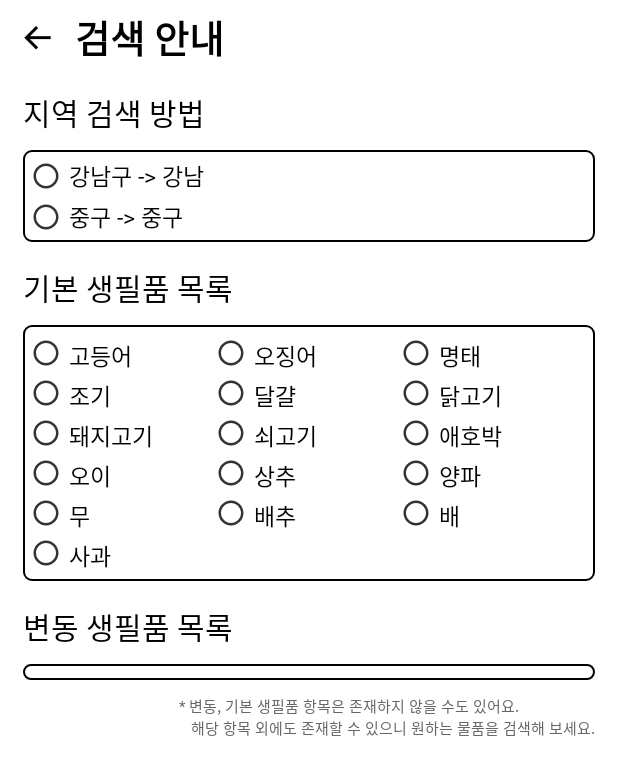
After one commit to koSim97/mulgaTalkTalk_public, an Android app: the HelpFragment screen opened through its navigation route, on a phone screen of 412 x 824 dp. The commit adds this screen. Shown: the top 775 px of the screen. Run offline under Robolectric (Android 15) with nearby library versions, the phone set to English and light mode, and no system bars; our stand-ins replace Dagger/Hilt's generated code, Firebase (no records; nobody signed in at launch, a user with empty details on screens opened directly), data binding, navigation-ui; network calls fail; 1 statement that could not run was skipped.

Commit message:
[SIM] 검색안내 페이지 추가 및 ui 수정

```diff
--- /dev/null
+++ b/app/src/main/java/com/kosim97/mulgaTalkTalk/data/local/model/HelpData.kt
@@ -0,0 +1,5 @@
+package com.kosim97.mulgaTalkTalk.data.local.model
+
+data class HelpData(
+    val region: String
+)
--- a/app/src/main/java/com/kosim97/mulgaTalkTalk/ui/common/LoadingDialog.kt
+++ b/app/src/main/java/com/kosim97/mulgaTalkTalk/ui/common/LoadingDialog.kt
@@ -34,7 +34,7 @@ class LoadingDialog(
             window!!.clearFlags(WindowManager.LayoutParams.FLAG_DIM_BEHIND)
             window!!.attributes = wlp
         }
-
+        this.setCancelable(false)
         super.show()
         val animation = findViewById<LottieAnimationView>(R.id.loading_image)
         animation.playAnimation()
--- /dev/null
+++ b/app/src/main/java/com/kosim97/mulgaTalkTalk/ui/help/HelpDefaultAdapter.kt
@@ -0,0 +1,57 @@
+package com.kosim97.mulgaTalkTalk.ui.help
+
+import android.view.LayoutInflater
+import android.view.ViewGroup
+import androidx.databinding.BindingAdapter
+import androidx.recyclerview.widget.DiffUtil
+import androidx.recyclerview.widget.RecyclerView
+import com.kosim97.mulgaTalkTalk.data.local.model.HelpData
+import com.kosim97.mulgaTalkTalk.databinding.HelpListItemBinding
+
+class HelpAdapter: androidx.recyclerview.widget.ListAdapter<HelpData, HelpAdapter.HelpViewHolder>(diffUtil) {
+
+    inner class HelpViewHolder(private val binding: HelpListItemBinding) :
+        RecyclerView.ViewHolder(binding.root) {
+            fun bind(currentItem: HelpData) {
+                binding.data = currentItem
+            }
+    }
+
+    override fun onCreateViewHolder(parent: ViewGroup, viewType: Int): HelpViewHolder {
+        val binding = HelpListItemBinding.inflate(LayoutInflater.from(parent.context), parent, false)
+        return HelpViewHolder(binding)
+    }
+
+    override fun onBindViewHolder(holder: HelpViewHolder, position: Int) {
+        holder.bind(getItem(position))
+    }
+
+    override fun submitList(list: MutableList<HelpData>?) {
+        super.submitList(list)
+    }
+
+    companion object {
+        val diffUtil = object : DiffUtil.ItemCallback<HelpData>(){
+            override fun areItemsTheSame(oldItem: HelpData, newItem: HelpData): Boolean {
+                return oldItem == newItem
+            }
+
+            override fun areContentsTheSame(oldItem: HelpData, newItem: HelpData): Boolean {
+                return oldItem.hashCode() == newItem.hashCode()
+            }
+        }
+    }
+}
+
+object HelpBindingAdapter {
+    @BindingAdapter("helpItem")
+    @JvmStatic
+    fun setHelpItem(recyclerView: RecyclerView, item: ArrayList<HelpData>) {
+        if (recyclerView.adapter == null) {
+            recyclerView.adapter = HelpAdapter()
+        }
+
+        val myAdapter = recyclerView.adapter as HelpAdapter
+        myAdapter.submitList(item.toMutableList())
+    }
+}
--- /dev/null
+++ b/app/src/main/java/com/kosim97/mulgaTalkTalk/ui/help/HelpFragment.kt
@@ -0,0 +1,83 @@
+package com.kosim97.mulgaTalkTalk.ui.help
+
+import android.os.Bundle
+import android.view.LayoutInflater
+import android.view.View
+import android.view.ViewGroup
+import androidx.fragment.app.Fragment
+import androidx.fragment.app.viewModels
+import androidx.lifecycle.Lifecycle
+import androidx.lifecycle.lifecycleScope
+import androidx.lifecycle.repeatOnLifecycle
+import androidx.navigation.fragment.findNavController
+import com.kosim97.mulgaTalkTalk.data.local.model.HelpData
+
+import com.kosim97.mulgaTalkTalk.databinding.FragmentHelpBinding
+import com.kosim97.mulgaTalkTalk.util.NavigationUtil
+import dagger.hilt.android.AndroidEntryPoint
+import kotlinx.coroutines.flow.collectLatest
+import kotlinx.coroutines.launch
+
+@AndroidEntryPoint
+class HelpFragment : Fragment() {
+    private lateinit var helpBinding: FragmentHelpBinding
+    private val helpViewModel : HelpViewModel by viewModels()
+    private lateinit var helpRotateAdapter: HelpRotateAdapter
+
+    override fun onCreateView(
+        inflater: LayoutInflater,
+        container: ViewGroup?,
+        savedInstanceState: Bundle?
+    ): View? {
+        initView()
+        FragmentHelpBinding.inflate(inflater).also {
+            helpBinding = it
+            it.lifecycleOwner = viewLifecycleOwner
+            it.viewModel = helpViewModel
+            return it.root
+        }
+
+    }
+
+    override fun onViewCreated(view: View, savedInstanceState: Bundle?) {
+        super.onViewCreated(view, savedInstanceState)
+        (requireActivity() as NavigationUtil).visibleNav(false)
+        initObserver()
+    }
+
+    override fun onDestroyView() {
+        super.onDestroyView()
+        (requireActivity() as NavigationUtil).visibleNav(true)
+
+    }
+
+    private fun initView() {
+        helpViewModel.getFirebaseHelpItem()
+        helpViewModel.initProductList()
+        helpRotateAdapter = HelpRotateAdapter()
+    }
+
+    private fun initObserver() {
+        viewLifecycleOwner.lifecycleScope.launch {
+            repeatOnLifecycle(Lifecycle.State.STARTED) {
+                helpViewModel.backBtn.collectLatest {
+                    if (it) {
+                        findNavController().popBackStack()
+                    }
+                }
+            }
+        }
+        viewLifecycleOwner.lifecycleScope.launch {
+            repeatOnLifecycle(Lifecycle.State.STARTED) {
+                helpViewModel.rotateItem.collectLatest {
+                    setItem(it)
+                }
+            }
+        }
+    }
+
+    private fun setItem(item: List<HelpData>) {
+        helpBinding.productHelpRotateRv.adapter = helpRotateAdapter
+        helpRotateAdapter.submitList(item.toMutableList())
+    }
+}
--- /dev/null
+++ b/app/src/main/java/com/kosim97/mulgaTalkTalk/ui/help/HelpRotateAdapter.kt
@@ -0,0 +1,45 @@
+package com.kosim97.mulgaTalkTalk.ui.help
+
+import android.view.LayoutInflater
+import android.view.ViewGroup
+import androidx.databinding.BindingAdapter
+import androidx.recyclerview.widget.DiffUtil
+import androidx.recyclerview.widget.ListAdapter
+import androidx.recyclerview.widget.RecyclerView
+import com.kosim97.mulgaTalkTalk.data.local.model.HelpData
+import com.kosim97.mulgaTalkTalk.databinding.HelpListItemBinding
+
+class HelpRotateAdapter: ListAdapter<HelpData, HelpRotateAdapter.HelpRotateViewHolder>(diffUtil) {
+    inner class HelpRotateViewHolder(private val binding: HelpListItemBinding):
+        RecyclerView.ViewHolder(binding.root) {
+        fun bind(currentItem: HelpData) {
+            binding.data = currentItem
+        }
+    }
+
+    override fun onCreateViewHolder(parent: ViewGroup, viewType: Int): HelpRotateViewHolder {
+        val binding = HelpListItemBinding.inflate(LayoutInflater.from(parent.context), parent, false)
+        return HelpRotateViewHolder(binding)
+    }
+
+    override fun onBindViewHolder(holder: HelpRotateViewHolder, position: Int) {
+        holder.bind(getItem(position))
+    }
+
+    override fun submitList(list: MutableList<HelpData>?) {
+        super.submitList(list)
+    }
+
+    companion object {
+        val diffUtil = object : DiffUtil.ItemCallback<HelpData>(){
+            override fun areItemsTheSame(oldItem: HelpData, newItem: HelpData): Boolean {
+                return oldItem == newItem
+            }
+
+            override fun areContentsTheSame(oldItem: HelpData, newItem: HelpData): Boolean {
+                return oldItem.hashCode() == newItem.hashCode()
+            }
+
+        }
+    }
+}
--- /dev/null
+++ b/app/src/main/java/com/kosim97/mulgaTalkTalk/ui/help/HelpViewModel.kt
@@ -0,0 +1,66 @@
+package com.kosim97.mulgaTalkTalk.ui.help
+
+import android.app.Application
+import android.util.Log
+import androidx.lifecycle.ViewModel
+import androidx.lifecycle.viewModelScope
+import com.google.firebase.database.DataSnapshot
+import com.google.firebase.database.DatabaseError
+import com.google.firebase.database.ValueEventListener
+import com.google.firebase.database.ktx.database
+import com.google.firebase.ktx.Firebase
+import com.kosim97.mulgaTalkTalk.R
+import com.kosim97.mulgaTalkTalk.data.local.model.HelpData
+import dagger.hilt.android.lifecycle.HiltViewModel
+import kotlinx.coroutines.Dispatchers
+import kotlinx.coroutines.flow.MutableSharedFlow
+import kotlinx.coroutines.flow.SharedFlow
+import kotlinx.coroutines.launch
+import javax.inject.Inject
+
+@HiltViewModel
+class HelpViewModel @Inject constructor(
+    val app: Application
+): ViewModel() {
+    val productList = ArrayList<HelpData>()
+    val rotateItemList = ArrayList<HelpData>()
+    private val _backBtn = MutableSharedFlow<Boolean>(replay = 0)
+    val backBtn: SharedFlow<Boolean>
+        get() = _backBtn
+    private val _rotateItem = MutableSharedFlow<List<HelpData>>(replay = 0)
+    val rotateItem: SharedFlow<List<HelpData>>
+        get() = _rotateItem
+
+    fun initProductList() {
+        productList.clear()
+        app.resources.getStringArray(R.array.product_array).forEach {
+            productList.add(HelpData(it))
+        }
+    }
+
+    fun clickBackBtn() {
+        viewModelScope.launch {
+            _backBtn.emit(true)
+        }
+    }
+
+    fun getFirebaseHelpItem() {
+        val database = Firebase.database
+        val myRef = database.getReference("rotate_info")
+        myRef.addValueEventListener(object : ValueEventListener {
+            override fun onDataChange(snapshot: DataSnapshot) {
+                snapshot.children.forEach {
+                    Log.d("test","123 ${it.value}")
+                    rotateItemList.add(HelpData(it.value.toString()))
+                    viewModelScope.launch(Dispatchers.IO) {
+                        _rotateItem.emit(rotateItemList)
+                    }
+                }
+            }
+
+            override fun onCancelled(error: DatabaseError) {
+                Log.d("test","fail")
+            }
+        })
+    }
+}
--- a/app/src/main/java/com/kosim97/mulgaTalkTalk/ui/home/HomeFragment.kt
+++ b/app/src/main/java/com/kosim97/mulgaTalkTalk/ui/home/HomeFragment.kt
@@ -47,8 +47,8 @@ class HomeFragment : Fragment() {
 
     override fun onViewCreated(view: View, savedInstanceState: Bundle?) {
         super.onViewCreated(view, savedInstanceState)
+        initObserver()
         initView()
-        initObserver()
     }
 
     override fun onResume() {
--- a/app/src/main/java/com/kosim97/mulgaTalkTalk/ui/home/chart/MonthChartFragment.kt
+++ b/app/src/main/java/com/kosim97/mulgaTalkTalk/ui/home/chart/MonthChartFragment.kt
@@ -146,8 +146,9 @@ class MonthChartFragment : Fragment() {
         viewLifecycleOwner.lifecycleScope.launch(Dispatchers.Main) {
             repeatOnLifecycle(Lifecycle.State.STARTED) {
                 chartViewModel.backBtn.collectLatest {
-
-                    findNavController().popBackStack()
+                    if (it) {
+                        findNavController().popBackStack()
+                    }
                 }
             }
         }
--- a/app/src/main/java/com/kosim97/mulgaTalkTalk/ui/search/SearchFragment.kt
+++ b/app/src/main/java/com/kosim97/mulgaTalkTalk/ui/search/SearchFragment.kt
@@ -14,6 +14,7 @@ import androidx.fragment.app.viewModels
 import androidx.lifecycle.Lifecycle
 import androidx.lifecycle.lifecycleScope
 import androidx.lifecycle.repeatOnLifecycle
+import androidx.navigation.fragment.findNavController
 import androidx.paging.LoadState
 import androidx.recyclerview.widget.DividerItemDecoration
 import androidx.recyclerview.widget.LinearLayoutManager
@@ -59,6 +60,9 @@ class SearchFragment : Fragment() {
         searchBinding.searchRv.also {
             it.adapter = searchAdapter
         }
+        searchBinding.helpBtn.setOnClickListener {
+            findNavController().navigate(R.id.action_navigation_search_to_helpFragment)
+        }
     }
 
     private fun initObserver() {
@@ -100,7 +104,7 @@ class SearchFragment : Fragment() {
                     if (it) {
                         Toast.makeText(mContext, "저장되었어요.", Toast.LENGTH_SHORT).show()
                     } else {
-                        Toast.makeText(mContext, "존재하는 즐겨찾기에요.", Toast.LENGTH_SHORT).show()
+                        Toast.makeText(mContext, "이미 있는 즐겨찾기에요.", Toast.LENGTH_SHORT).show()
                     }
                 }
             }
--- /dev/null
+++ b/app/src/main/res/drawable-anydpi/ic_dot.xml
@@ -0,0 +1,11 @@
+<vector xmlns:android="http://schemas.android.com/apk/res/android"
+    android:width="24dp"
+    android:height="24dp"
+    android:viewportWidth="24"
+    android:viewportHeight="24"
+    android:tint="#000000"
+    android:alpha="0.8">
+  <path
+      android:fillColor="@android:color/white"
+      android:pathData="M12,2C6.47,2 2,6.47 2,12s4.47,10 10,10 10,-4.47 10,-10S17.53,2 12,2zM12,20c-4.41,0 -8,-3.59 -8,-8s3.59,-8 8,-8 8,3.59 8,8 -3.59,8 -8,8z"/>
+</vector>
--- a/app/src/main/res/drawable/home_itme_shape.xml
+++ b/app/src/main/res/drawable/home_itme_shape.xml
@@ -2,5 +2,5 @@
 <shape xmlns:android="http://schemas.android.com/apk/res/android">
     <solid android:color="@color/white" />
     <stroke android:color="@color/black" android:width="1dp"/>
-    <corners android:radius="10dp"/>
+    <corners android:radius="5dp"/>
 </shape>
--- /dev/null
+++ b/app/src/main/res/layout/fragment_help.xml
@@ -0,0 +1,183 @@
+<?xml version="1.0" encoding="utf-8"?>
+
+<layout xmlns:android="http://schemas.android.com/apk/res/android"
+    xmlns:app="http://schemas.android.com/apk/res-auto"
+    xmlns:tools="http://schemas.android.com/tools">
+
+    <data>
+        <variable
+            name="viewModel"
+            type="com.kosim97.mulgaTalkTalk.ui.help.HelpViewModel" />
+    </data>
+
+    <androidx.constraintlayout.widget.ConstraintLayout
+        android:layout_width="match_parent"
+        android:layout_height="match_parent">
+
+        <Button
+            android:id="@+id/button"
+            android:layout_width="50dp"
+            android:layout_height="50dp"
+            android:background="@drawable/cm_btn_title_back_n"
+            android:onClick="@{() -> viewModel.clickBackBtn()}"
+            app:layout_constraintStart_toStartOf="parent"
+            app:layout_constraintTop_toTopOf="parent" />
+
+        <TextView
+            android:id="@+id/title_tv"
+            android:layout_width="wrap_content"
+            android:layout_height="50dp"
+            android:textSize="25dp"
+            android:text="검색 안내"
+            android:textColor="@color/black"
+            android:fontFamily="@font/roboto_bold"
+            android:gravity="center"
+            app:layout_constraintStart_toEndOf="@+id/button"
+            app:layout_constraintTop_toTopOf="parent" />
+
+        <TextView
+            android:id="@+id/region_help"
+            android:layout_width="wrap_content"
+            android:layout_height="wrap_content"
+            android:layout_marginTop="10dp"
+            android:layout_marginStart="15dp"
+            android:fontFamily="@font/roboto_medium"
+            android:text="지역 검색 방법"
+            android:textColor="@color/black"
+            android:textSize="20dp"
+            app:layout_constraintStart_toStartOf="parent"
+            app:layout_constraintTop_toBottomOf="@+id/title_tv" />
+
+        <androidx.constraintlayout.widget.ConstraintLayout
+            android:id="@+id/region_help_layout"
+            android:layout_width="match_parent"
+            android:layout_height="0dp"
+            android:layout_marginStart="15dp"
+            android:layout_marginTop="10dp"
+            android:layout_marginEnd="15dp"
+            android:paddingBottom="5dp"
+            android:background="@drawable/home_itme_shape"
+            app:layout_constraintStart_toStartOf="parent"
+            app:layout_constraintTop_toBottomOf="@+id/region_help">
+
+            <ImageView
+                android:id="@+id/region_dot1"
+                android:layout_width="20dp"
+                android:layout_height="20dp"
+                android:layout_marginStart="5dp"
+                android:layout_marginTop="5dp"
+                android:background="@drawable/ic_dot"
+                app:layout_constraintBottom_toBottomOf="@+id/region_help_text1"
+                app:layout_constraintStart_toStartOf="parent"
+                app:layout_constraintTop_toTopOf="parent" />
+
+            <TextView
+                android:id="@+id/region_help_text1"
+                android:layout_width="wrap_content"
+                android:layout_height="0dp"
+                android:layout_marginTop="5dp"
+                android:layout_marginStart="5dp"
+                android:fontFamily="@font/roboto_regular"
+                android:text="@string/help_region_example1"
+                android:textColor="@color/black"
+                android:textSize="15dp"
+                app:layout_constraintStart_toEndOf="@+id/region_dot1"
+                app:layout_constraintTop_toTopOf="parent" />
+
+            <ImageView
+                android:id="@+id/region_dot2"
+                android:layout_width="20dp"
+                android:layout_height="20dp"
+                android:layout_marginStart="5dp"
+                android:layout_marginTop="5dp"
+                android:background="@drawable/ic_dot"
+                app:layout_constraintBottom_toBottomOf="@+id/region_help_text2"
+                app:layout_constraintStart_toStartOf="parent"
+                app:layout_constraintTop_toBottomOf="@+id/region_dot1" />
+
+            <TextView
+                android:id="@+id/region_help_text2"
+                android:layout_width="wrap_content"
+                android:layout_height="0dp"
+                android:layout_marginStart="5dp"
+                android:layout_marginTop="5dp"
+                android:fontFamily="@font/roboto_regular"
+                android:text="@string/help_region_example2"
+                android:textColor="@color/black"
+                android:textSize="15dp"
+                app:layout_constraintStart_toEndOf="@+id/region_dot2"
+                app:layout_constraintTop_toBottomOf="@+id/region_dot1" />
+
+        </androidx.constraintlayout.widget.ConstraintLayout>
+
+
+
+        <TextView
+            android:id="@+id/product_help_default"
+            android:layout_width="wrap_content"
+            android:layout_height="wrap_content"
+            android:layout_marginTop="15dp"
+            android:layout_marginStart="15dp"
+            android:fontFamily="@font/roboto_medium"
+            android:text="기본 생필품 목록"
+            android:textColor="@color/black"
+            android:textSize="20dp"
+            app:layout_constraintStart_toStartOf="parent"
+            app:layout_constraintTop_toBottomOf="@+id/region_help_layout" />
+
+        <androidx.recyclerview.widget.RecyclerView
+            android:id="@+id/product_help_default_rv"
+            android:layout_width="match_parent"
+            android:layout_height="wrap_content"
+            android:layout_marginTop="10dp"
+            android:layout_marginStart="15dp"
+            android:layout_marginEnd="15dp"
+            android:padding="5dp"
+            android:background="@drawable/home_itme_shape"
+            helpItem="@{viewModel.productList}"
+            app:layoutManager="androidx.recyclerview.widget.GridLayoutManager"
+            app:spanCount="3"
+            app:layout_constraintStart_toStartOf="parent"
+            app:layout_constraintTop_toBottomOf="@+id/product_help_default"/>
+
+        <TextView
+            android:id="@+id/product_help_rotate"
+            android:layout_width="wrap_content"
+            android:layout_height="wrap_content"
+            android:layout_marginTop="15dp"
+            android:layout_marginStart="15dp"
+            android:fontFamily="@font/roboto_medium"
+            android:text="변동 생필품 목록"
+            android:textColor="@color/black"
+            android:textSize="20dp"
+            app:layout_constraintStart_toStartOf="parent"
+            app:layout_constraintTop_toBottomOf="@+id/product_help_default_rv" />
+
+        <androidx.recyclerview.widget.RecyclerView
+            android:id="@+id/product_help_rotate_rv"
+            android:layout_width="match_parent"
+            android:layout_height="wrap_content"
+            android:layout_marginTop="10dp"
+            android:layout_marginStart="15dp"
+            android:layout_marginEnd="15dp"
+            android:padding="5dp"
+            android:background="@drawable/home_itme_shape"
+            app:layoutManager="androidx.recyclerview.widget.GridLayoutManager"
+            app:spanCount="3"
+            app:layout_constraintStart_toStartOf="parent"
+            app:layout_constraintTop_toBottomOf="@+id/product_help_rotate"/>
+
+        <TextView
+            android:layout_width="wrap_content"
+            android:layout_height="wrap_content"
+            android:layout_marginTop="10dp"
+            android:layout_marginEnd="15dp"
+            android:fontFamily="@font/roboto_regular"
+            android:text="* 변동, 기본 생필품 항목은 존재하지 않을 수도 있어요.\n   해당 항목 외에도 존재할 수 있으니 원하는 물품을 검색해 보세요."
+            android:textColor="#666666"
+            android:textSize="10dp"
+            app:layout_constraintEnd_toEndOf="parent"
+            app:layout_constraintTop_toBottomOf="@+id/product_help_rotate_rv" />
+
+    </androidx.constraintlayout.widget.ConstraintLayout>
+</layout>
--- /dev/null
+++ b/app/src/main/res/layout/help_list_item.xml
@@ -0,0 +1,37 @@
+<?xml version="1.0" encoding="utf-8"?>
+<layout xmlns:android="http://schemas.android.com/apk/res/android"
+    xmlns:app="http://schemas.android.com/apk/res-auto"
+    xmlns:tools="http://schemas.android.com/tools">
+    <data>
+        <variable
+            name="data"
+            type="com.kosim97.mulgaTalkTalk.data.local.model.HelpData" />
+    </data>
+
+    <androidx.constraintlayout.widget.ConstraintLayout
+        android:layout_width="wrap_content"
+        android:layout_height="wrap_content"
+        android:layout_marginTop="3dp">
+
+        <ImageView
+            android:id="@+id/imageView2"
+            android:layout_width="20dp"
+            android:layout_height="20dp"
+            android:background="@drawable/ic_dot"
+            app:layout_constraintStart_toStartOf="parent"
+            app:layout_constraintTop_toTopOf="parent" />
+
+        <TextView
+            android:layout_width="wrap_content"
+            android:layout_height="wrap_content"
+            android:layout_marginStart="5dp"
+            android:fontFamily="@font/roboto_regular"
+            android:text="@{data.region}"
+            android:textColor="@color/black"
+            android:textSize="15dp"
+            app:layout_constraintStart_toEndOf="@+id/imageView2"
+            app:layout_constraintTop_toTopOf="parent"
+            tools:text="adsadas" />
+
+    </androidx.constraintlayout.widget.ConstraintLayout>
+</layout>
--- a/app/src/main/res/navigation/nav_graph.xml
+++ b/app/src/main/res/navigation/nav_graph.xml
@@ -29,9 +29,17 @@
         android:id="@+id/navigation_search"
         android:name="com.kosim97.mulgaTalkTalk.ui.search.SearchFragment"
         android:label="fragment_search"
-        tools:layout="@layout/fragment_search" />
+        tools:layout="@layout/fragment_search" >
+        <action
+            android:id="@+id/action_navigation_search_to_helpFragment"
+            app:destination="@id/helpFragment" />
+    </fragment>
     <fragment
         android:id="@+id/monthChartFragment"
         android:name="com.kosim97.mulgaTalkTalk.ui.home.chart.MonthChartFragment"
         android:label="MonthChartFragment" />
+    <fragment
+        android:id="@+id/helpFragment"
+        android:name="com.kosim97.mulgaTalkTalk.ui.help.HelpFragment"
+        android:label="HelpFragment" />
 </navigation>
--- a/app/src/main/res/values/strings.xml
+++ b/app/src/main/res/values/strings.xml
@@ -9,4 +9,7 @@
     <string name="favorite_title">즐겨찾기</string>
     <string name="network_error_txt">네트워크 연결을 확인 후 재시도 해주세요.</string>
     <string name="no_product">현재 등록된 물가 정보가 없어요.</string>
+
+    <string name="help_region_example1">강남구 -> 강남</string>
+    <string name="help_region_example2">중구 -> 중구</string>
 </resources>
```
Also changed, not shown: app/src/main/res/drawable-hdpi/ic_dot.png (added), app/src/main/res/drawable-mdpi/ic_dot.png (added), app/src/main/res/drawable-xhdpi/ic_dot.png (added), app/src/main/res/drawable-xxhdpi/ic_dot.png (added).
